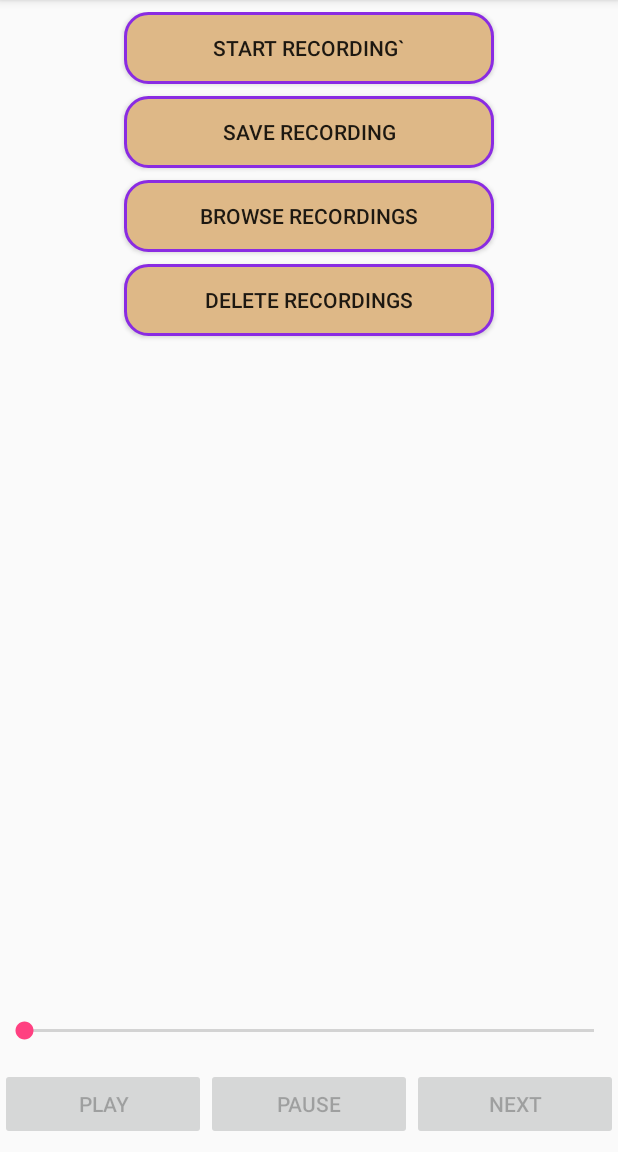
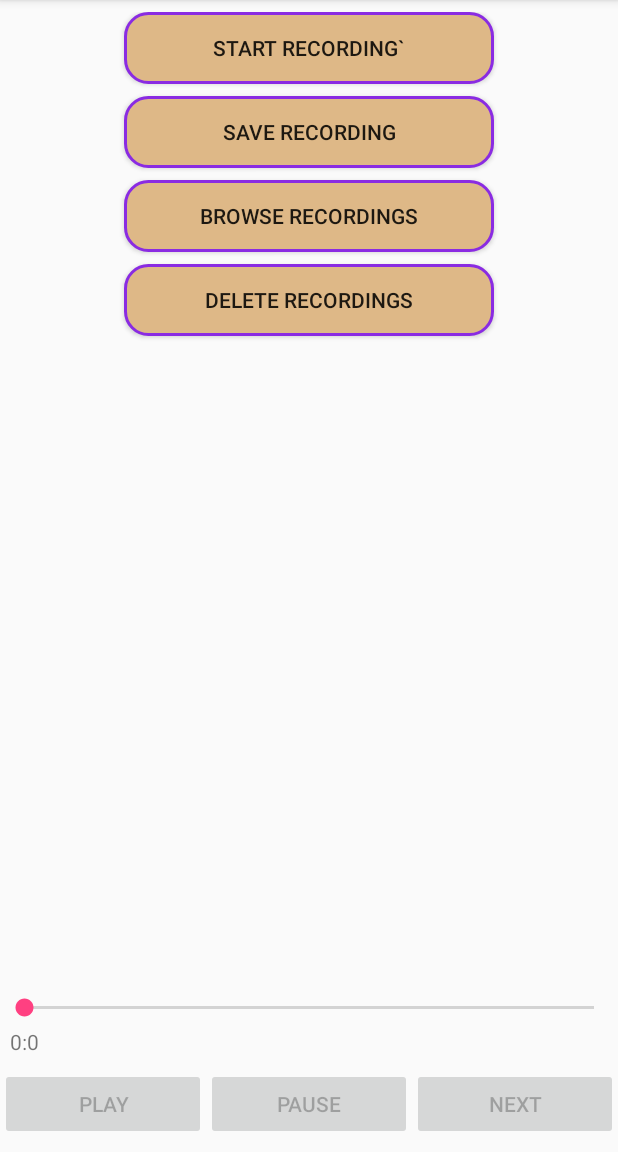
Before and after one commit to dialectek/EvenTheOdds, an Android app: the screen it shows after launch (MainActivity), on a phone screen of 412 x 824 dp, the part 84-1236 px from its top. Run offline under Robolectric (Android 15) with nearby library versions, the phone set to English and light mode, and no system bars.

Commit message:
Show play times

```diff
--- a/AndroidStudio/EvenTheOdds/app/src/main/java/com/dialectek/even_the_odds/MainActivity.java
+++ b/AndroidStudio/EvenTheOdds/app/src/main/java/com/dialectek/even_the_odds/MainActivity.java
@@ -36,8 +36,7 @@ import java.text.SimpleDateFormat;
 import java.util.ArrayList;
 import java.util.Date;
 
-public final class MainActivity extends AppCompatActivity
-{
+public final class MainActivity extends AppCompatActivity {
     public static final String TAG = "MainActivity";
 
     public static String mRecordingFile;
@@ -50,24 +49,21 @@ public final class MainActivity extends AppCompatActivity
     private Button mNextButton;
     private TextView mTextLog;
     private SeekBar mSeekbarAudio;
+    private TextView mTextSeekbarAudio;
     private ScrollView mScrollContainer;
     private PlayerAdapter mPlayerAdapter;
     private boolean mUserIsSeeking = false;
 
     @Override
-    protected void onCreate(Bundle savedInstanceState)
-    {
+    protected void onCreate(Bundle savedInstanceState) {
         super.onCreate(savedInstanceState);
 
         String rootDir = getFilesDir().getAbsolutePath();
-        try
-        {
+        try {
             rootDir = new File(rootDir).getCanonicalPath();
+        } catch (IOException ioe) {
         }
-        catch (IOException ioe)
-        {
-        }
-        mRecordingFile  = rootDir + "/recording.3gp";
+        mRecordingFile = rootDir + "/recording.3gp";
         File file = new File(mRecordingFile);
         if (file.exists()) {
             file.delete();
@@ -84,15 +80,13 @@ public final class MainActivity extends AppCompatActivity
     }
 
     @Override
-    protected void onStart()
-    {
+    protected void onStart() {
         super.onStart();
         Log.d(TAG, "onStart: create MediaPlayer");
     }
 
     @Override
-    protected void onStop()
-    {
+    protected void onStop() {
         super.onStop();
         if (isChangingConfigurations() && mPlayerAdapter.isPlaying()) {
             Log.d(TAG, "onStop: don't release MediaPlayer as screen is rotating & playing");
@@ -102,25 +96,21 @@ public final class MainActivity extends AppCompatActivity
         }
     }
 
-    private void initializeUI()
-    {
+    private void initializeUI() {
         // Record button.
         mRecordButton = (Button) findViewById(R.id.button_record);
-        int buttonWidth = (int)((float)Resources.getSystem().getDisplayMetrics().widthPixels * 0.6f);
+        int buttonWidth = (int) ((float) Resources.getSystem().getDisplayMetrics().widthPixels * 0.6f);
         mRecordButton.setWidth(buttonWidth);
-        mRecordButton.setOnClickListener(new View.OnClickListener()
-                                      {
+        mRecordButton.setOnClickListener(new View.OnClickListener() {
                                              static final int StartColor = Color.BLACK;
                                              static final int StopColor = Color.RED;
                                              boolean mStartRecording = true;
                                              MediaRecorder mRecorder;
 
                                              @Override
-                                          public void onClick(View v)
-                                          {
+                                             public void onClick(View v) {
                                                  mPlayerAdapter.reset();
-                                              if (mStartRecording)
-                                              {
+                                                 if (mStartRecording) {
                                                      mRecorder = new MediaRecorder();
                                                      mRecorder.setAudioSource(MediaRecorder.AudioSource.MIC);
                                                      mRecorder.setOutputFormat(MediaRecorder.OutputFormat.THREE_GPP);
@@ -129,10 +119,16 @@ public final class MainActivity extends AppCompatActivity
 
                                                      try {
                                                          mRecorder.prepare();
+                                                     } catch (IOException e) {
+                                                         Toast toast = Toast.makeText(MainActivity.this, "Cannot start recording", Toast.LENGTH_LONG);
+                                                         toast.setGravity(Gravity.CENTER, 0, 0);
+                                                         toast.show();
+                                                         return;
                                                      }
-                                                  catch (IOException e) {
-                                                      Log.e(TAG, "prepare() failed");
-                                                  }
+
+                                                     DateFormat dateFormat = new SimpleDateFormat("dd MMM yyyy z hh:mm:ss aa");
+                                                     String timeString = dateFormat.format(new Date()).toString() + ".";
+                                                     logMessage("Start recording at: " + timeString);
 
                                                      mRecorder.start();
                                                      mRecordButton.setTextColor(StopColor);
@@ -144,9 +140,10 @@ public final class MainActivity extends AppCompatActivity
                                                      anim.setRepeatMode(Animation.REVERSE);
                                                      anim.setRepeatCount(Animation.INFINITE);
                                                      mRecordButton.startAnimation(anim);
-                                              }
-                                              else
-                                              {
+                                                 } else {
+                                                     DateFormat dateFormat = new SimpleDateFormat("dd MMM yyyy z hh:mm:ss aa");
+                                                     String timeString = dateFormat.format(new Date()).toString() + ".";
+                                                     logMessage("Stop recording at: " + timeString);
                                                      mRecordButton.clearAnimation();
                                                      mRecorder.stop();
                                                      mRecorder.release();
@@ -164,11 +161,16 @@ public final class MainActivity extends AppCompatActivity
                                                              mPlayButton.setEnabled(true);
                                                              mPauseButton.setEnabled(true);
                                                              mNextButton.setEnabled(false);
+                                                             logMessage("Recording ready to play (duration=" + getTimeFromMS(mPlayerAdapter.getPlayDuration()) + ").");
                                                          } else {
                                                              Toast toast = Toast.makeText(MainActivity.this, "Cannot play recording", Toast.LENGTH_LONG);
                                                              toast.setGravity(Gravity.CENTER, 0, 0);
                                                              toast.show();
                                                          }
+                                                     } else {
+                                                         Toast toast = Toast.makeText(MainActivity.this, "Cannot access recording", Toast.LENGTH_LONG);
+                                                         toast.setGravity(Gravity.CENTER, 0, 0);
+                                                         toast.show();
                                                      }
                                                  }
 
@@ -180,13 +182,11 @@ public final class MainActivity extends AppCompatActivity
         // Save.
         Button saveButton = (Button) findViewById(R.id.button_save);
         saveButton.setWidth(buttonWidth);
-        saveButton.setOnClickListener(new View.OnClickListener()
-                                      {
+        saveButton.setOnClickListener(new View.OnClickListener() {
                                           String m_saved;
 
                                           @Override
-                                          public void onClick(View v)
-                                          {
+                                          public void onClick(View v) {
                                               mPlayerAdapter.reset();
                                               if (new File(mRecordingFile).exists()) {
                                                   DateFormat dateFormat = new SimpleDateFormat("dd MMM yyyy z hh:mm:ss aa");
@@ -195,16 +195,18 @@ public final class MainActivity extends AppCompatActivity
                                               } else {
                                                   RecordManager.Default_File_Name = "";
                                               }
-                                              RecordManager recordSaver = new RecordManager(MainActivity.this, m_dataDirectory,"Save",
+                                              RecordManager recordSaver = new RecordManager(MainActivity.this, m_dataDirectory, "Save",
                                                       new RecordManager.Listener() {
                                                           @Override
                                                           public void onSave(String savedFile) {
                                                               m_saved = savedFile;
                                                               logMessage(savedFile.replace(m_dataDirectory, "") + " saved.");
                                                           }
+
                                                           @Override
                                                           public void onDelete(String deletedFile) {
                                                           }
+
                                                           @Override
                                                           public void onSelect(String selectedFile) {
                                                           }
@@ -218,31 +220,30 @@ public final class MainActivity extends AppCompatActivity
         // Browse.
         Button browseButton = (Button) findViewById(R.id.button_browse);
         browseButton.setWidth(buttonWidth);
-        browseButton.setOnClickListener(new View.OnClickListener()
-                                        {
+        browseButton.setOnClickListener(new View.OnClickListener() {
                                             String m_selected;
 
                                             @Override
-                                            public void onClick(View v)
-                                            {
+                                            public void onClick(View v) {
                                                 mPlayerAdapter.reset();
                                                 RecordManager.Default_File_Name = "";
-                                                RecordManager recordBrowser = new RecordManager(MainActivity.this, m_dataDirectory,"Browse",
+                                                RecordManager recordBrowser = new RecordManager(MainActivity.this, m_dataDirectory, "Browse",
                                                         new RecordManager.Listener() {
                                                             @Override
                                                             public void onSave(String savedFile) {
                                                             }
+
                                                             @Override
                                                             public void onDelete(String deletedFile) {
                                                             }
+
                                                             @Override
                                                             public void onSelect(String selectedFile) {
                                                                 m_selected = selectedFile;
                                                                 String displayFile = selectedFile.replace(m_dataDirectory, "");
                                                                 logMessage(displayFile + " selected.");
                                                                 File file = new File(selectedFile);
-                                                                if (file.exists())
-                                                                {
+                                                                if (file.exists()) {
                                                                     if (file.isFile()) {
                                                                         mPlaylist = new ArrayList<String>();
                                                                         mPlaylist.add(selectedFile);
@@ -269,7 +270,9 @@ public final class MainActivity extends AppCompatActivity
                                                                             if (mPlayerAdapter.setDataSource(mRecordingFile)) {
                                                                                 mPlayButton.setEnabled(true);
                                                                                 mPauseButton.setEnabled(true);
-                                                                                logMessage("Ready to play " + displayFile + " (" + (mPlaylistIndex + 1) + "/" + mPlaylist.size() + ").");
+                                                                                logMessage("Ready to play " + displayFile +
+                                                                                        " (" + (mPlaylistIndex + 1) + "/" + mPlaylist.size() +
+                                                                                        ", duration=" + getTimeFromMS(mPlayerAdapter.getPlayDuration()) + ").");
                                                                             } else {
                                                                                 Toast toast = Toast.makeText(MainActivity.this, "Cannot access recording " + displayFile, Toast.LENGTH_LONG);
                                                                                 toast.setGravity(Gravity.CENTER, 0, 0);
@@ -297,25 +300,25 @@ public final class MainActivity extends AppCompatActivity
         // Delete.
         Button deleteButton = (Button) findViewById(R.id.button_delete);
         deleteButton.setWidth(buttonWidth);
-        deleteButton.setOnClickListener(new View.OnClickListener()
-                                        {
+        deleteButton.setOnClickListener(new View.OnClickListener() {
                                             String m_deleted;
 
                                             @Override
-                                            public void onClick(View v)
-                                            {
+                                            public void onClick(View v) {
                                                 mPlayerAdapter.reset();
                                                 RecordManager.Default_File_Name = "";
-                                                RecordManager recordBrowser = new RecordManager(MainActivity.this, m_dataDirectory,"Delete",
+                                                RecordManager recordBrowser = new RecordManager(MainActivity.this, m_dataDirectory, "Delete",
                                                         new RecordManager.Listener() {
                                                             @Override
                                                             public void onSave(String savedFile) {
                                                             }
+
                                                             @Override
                                                             public void onDelete(String deletedFile) {
                                                                 m_deleted = deletedFile;
                                                                 logMessage(deletedFile.replace(m_dataDirectory, "") + " deleted.");
                                                             }
+
                                                             @Override
                                                             public void onSelect(String selectedFile) {
                                                             }
@@ -334,6 +337,9 @@ public final class MainActivity extends AppCompatActivity
         mNextButton = (Button) findViewById(R.id.button_next);
         mNextButton.setEnabled(false);
         mSeekbarAudio = (SeekBar) findViewById(R.id.seekbar_audio);
+        mTextSeekbarAudio = (TextView) findViewById(R.id.text_seekbar_audio);
+        mTextSeekbarAudio.setText("0:0");
+        setTextSeekbarX(mTextSeekbarAudio, mSeekbarAudio);
         mScrollContainer = (ScrollView) findViewById(R.id.scroll_container);
 
         mPlayButton.setOnClickListener(
@@ -354,13 +360,11 @@ public final class MainActivity extends AppCompatActivity
                 new View.OnClickListener() {
                     @Override
                     public void onClick(View view) {
-                        if (mPlaylist != null && mPlaylistIndex < mPlaylist.size() - 1)
-                        {
+                        if (mPlaylist != null && mPlaylistIndex < mPlaylist.size() - 1) {
                             mPlaylistIndex++;
                             mPlayButton.setEnabled(false);
                             mPauseButton.setEnabled(false);
-                            if (mPlaylistIndex < mPlaylist.size() - 1)
-                            {
+                            if (mPlaylistIndex < mPlaylist.size() - 1) {
                                 mNextButton.setEnabled(true);
                             } else {
                                 mNextButton.setEnabled(false);
@@ -377,7 +381,9 @@ public final class MainActivity extends AppCompatActivity
                                     if (mPlayerAdapter.setDataSource(mRecordingFile)) {
                                         mPlayButton.setEnabled(true);
                                         mPauseButton.setEnabled(true);
-                                        logMessage("Ready to play " + displayFile + " (" + (mPlaylistIndex + 1) + "/" + mPlaylist.size() + ").");
+                                        logMessage("Ready to play " + displayFile +
+                                                " (" + (mPlaylistIndex + 1) + "/" + mPlaylist.size() +
+                                                ", duration=" + getTimeFromMS(mPlayerAdapter.getPlayDuration()) + ").");
                                     } else {
                                         Toast toast = Toast.makeText(MainActivity.this, "Cannot access recording " + displayFile, Toast.LENGTH_LONG);
                                         toast.setGravity(Gravity.CENTER, 0, 0);
@@ -394,8 +400,7 @@ public final class MainActivity extends AppCompatActivity
                 });
     }
 
-    private void initializePlaybackController()
-    {
+    private void initializePlaybackController() {
         MediaPlayerHolder mMediaPlayerHolder = new MediaPlayerHolder(this);
         Log.d(TAG, "initializePlaybackController: created MediaPlayerHolder");
         mMediaPlayerHolder.setPlaybackInfoListener(new PlaybackListener());
@@ -403,8 +408,7 @@ public final class MainActivity extends AppCompatActivity
         Log.d(TAG, "initializePlaybackController: MediaPlayerHolder progress callback set");
     }
 
-    private void initializeSeekbar()
-    {
+    private void initializeSeekbar() {
         mSeekbarAudio.setOnSeekBarChangeListener(
                 new SeekBar.OnSeekBarChangeListener() {
                     int userSelectedPosition = 0;
@@ -419,6 +423,9 @@ public final class MainActivity extends AppCompatActivity
                         if (fromUser) {
                             userSelectedPosition = progress;
                         }
+
+                        mTextSeekbarAudio.setText(getTimeFromMS(progress));
+                        setTextSeekbarX(mTextSeekbarAudio, seekBar);
                     }
 
                     @Override
@@ -427,6 +434,15 @@ public final class MainActivity extends AppCompatActivity
                         mPlayerAdapter.seekTo(userSelectedPosition);
                     }
                 });
+    }
+
+    void setTextSeekbarX(TextView text, SeekBar seekBar) {
+        int width = seekBar.getWidth() - seekBar.getPaddingLeft() - seekBar.getPaddingRight();
+        int thumbPos = seekBar.getPaddingLeft() + width * seekBar.getProgress() / seekBar.getMax();
+        text.measure(0,0);
+        int txtW = text.getMeasuredWidth();
+        int delta = txtW / 2;
+        text.setX(seekBar.getX()+thumbPos -delta);
     }
 
     public class PlaybackListener extends PlaybackInfoListener
@@ -569,4 +585,13 @@ public final class MainActivity extends AppCompatActivity
             return null;
         }
     }
+
+    // Convert time from ms to mins:secs
+    public String getTimeFromMS(int ms)
+    {
+        int seconds = ms / 1000;
+        int minutes = seconds / 60;
+        seconds -= (minutes * 60);
+        return minutes + ":" + seconds;
     }
+}
--- a/AndroidStudio/EvenTheOdds/app/src/main/java/com/dialectek/even_the_odds/PlayerAdapter.java
+++ b/AndroidStudio/EvenTheOdds/app/src/main/java/com/dialectek/even_the_odds/PlayerAdapter.java
@@ -24,4 +24,6 @@ public interface PlayerAdapter {
     void initializeProgressCallback();
 
     void seekTo(int position);
+
+    int getPlayDuration();
 }
--- a/AndroidStudio/EvenTheOdds/app/src/main/res/layout/activity_main.xml
+++ b/AndroidStudio/EvenTheOdds/app/src/main/res/layout/activity_main.xml
@@ -67,12 +67,26 @@
 
     </ScrollView>
 
-    <SeekBar
-            android:id="@+id/seekbar_audio"
+    <LinearLayout
             android:layout_width="match_parent"
             android:layout_height="wrap_content"
-            android:layout_marginBottom="16dp"
-            android:layout_marginTop="16dp"/>
+            android:layout_marginBottom="8dp"
+            android:gravity="center_vertical"
+            android:orientation="vertical">
+
+        <SeekBar
+                android:id="@+id/seekbar_audio"
+                android:layout_width="match_parent"
+                android:layout_height="wrap_content"
+                android:layout_marginBottom="4dp"
+                android:layout_marginTop="16dp"/>
+
+        <TextView
+                android:id="@+id/text_seekbar_audio"
+                android:layout_width="80dp"
+                android:layout_height="wrap_content"
+                android:layout_weight="1" />
+    </LinearLayout>
 
     <LinearLayout
             android:layout_width="match_parent"
```
Also changed, not shown: AndroidStudio/EvenTheOdds/app/src/main/java/com/dialectek/even_the_odds/MediaPlayerHolder.java (+9 -0 lines). Lines whose indentation alone changed are shown as unchanged.
